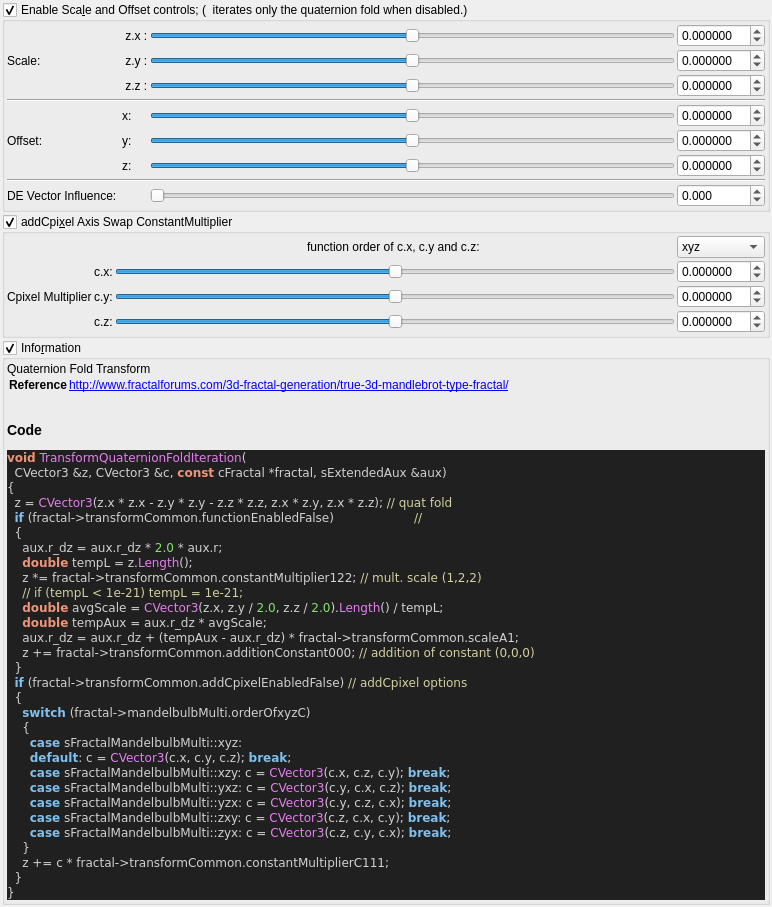
The window that mandelbulber2/qt_data/fractal_transf_quaternion_fold.ui (buddhi1980/mandelbulber2) describes before a commit, drawn with Qt 5.
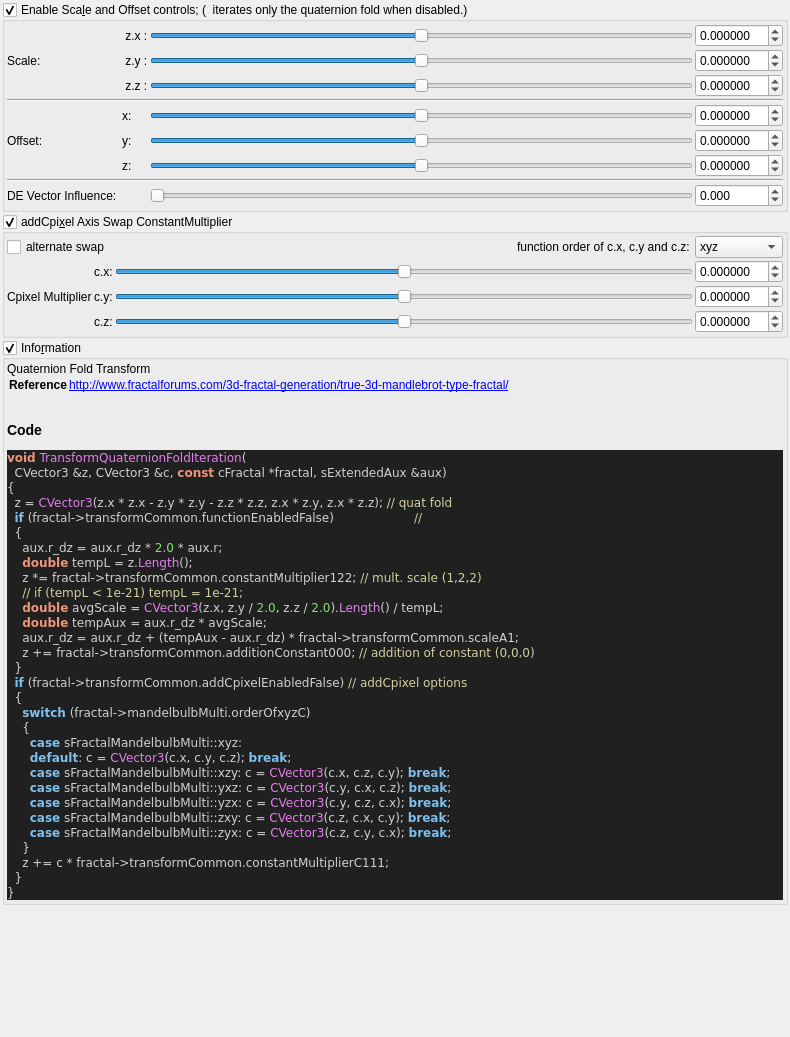
The same window after the commit. Custom widgets are drawn as their Qt base class.

Commit message: fixing &c stuff and adding alternate I think i am finished

Patch:
```diff
--- a/mandelbulber2/qt_data/fractal_transf_quaternion_fold.ui
+++ b/mandelbulber2/qt_data/fractal_transf_quaternion_fold.ui
@@ -6,8 +6,8 @@
    <rect>
     <x>0</x>
     <y>0</y>
-    <width>772</width>
-    <height>816</height>
+    <width>790</width>
+    <height>1037</height>
    </rect>
   </property>
   <property name="windowTitle">
@@ -738,7 +738,7 @@
            <string>function order of c.x, c.y and c.z: </string>
           </property>
           <property name="alignment">
-           <set>Qt::AlignCenter</set>
+           <set>Qt::AlignRight|Qt::AlignTrailing|Qt::AlignVCenter</set>
           </property>
          </widget>
         </item>
@@ -756,6 +756,13 @@
           </property>
          </widget>
         </item>
+        <item row="0" column="0" colspan="2">
+         <widget class="QCheckBox" name="checkBox_transf_alternate_enabled_false">
+          <property name="text">
+           <string>alternate swap</string>
+          </property>
+         </widget>
+        </item>
        </layout>
       </item>
      </layout>
```
The commit also changes 7 other files.
